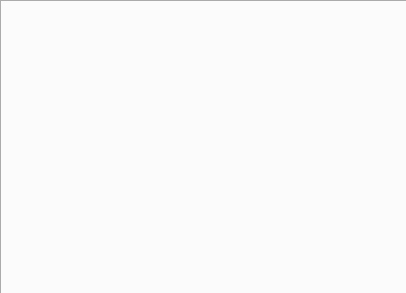
djeada/Lightpad, file App/prefrences.ui: the form before one commit.
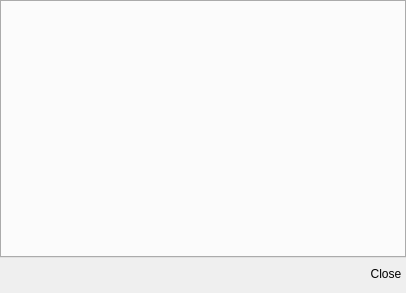
The form after the commit.

Commit message: improved prefrences dialog, added view tab

```diff
--- a/App/prefrences.ui
+++ b/App/prefrences.ui
@@ -13,19 +13,54 @@
   <property name="windowTitle">
    <string>Dialog</string>
   </property>
-  <widget class="QTabWidget" name="tabWidget">
-   <property name="geometry">
-    <rect>
-     <x>0</x>
-     <y>0</y>
-     <width>411</width>
-     <height>301</height>
-    </rect>
+  <layout class="QVBoxLayout" name="verticalLayout">
+   <property name="leftMargin">
+    <number>0</number>
    </property>
-   <property name="currentIndex">
-    <number>-1</number>
+   <property name="topMargin">
+    <number>0</number>
    </property>
-  </widget>
+   <property name="rightMargin">
+    <number>0</number>
+   </property>
+   <property name="bottomMargin">
+    <number>9</number>
+   </property>
+   <item>
+    <widget class="QTabWidget" name="tabWidget">
+     <property name="currentIndex">
+      <number>-1</number>
+     </property>
+    </widget>
+   </item>
+   <item>
+    <layout class="QHBoxLayout" name="horizontalLayout">
+     <item>
+      <spacer name="horizontalSpacer">
+       <property name="orientation">
+        <enum>Qt::Horizontal</enum>
+       </property>
+       <property name="sizeHint" stdset="0">
+        <size>
+         <width>40</width>
+         <height>20</height>
+        </size>
+       </property>
+      </spacer>
+     </item>
+     <item>
+      <widget class="QToolButton" name="toolButton">
+       <property name="styleSheet">
+        <string notr="true">border: none;</string>
+       </property>
+       <property name="text">
+        <string>Close</string>
+       </property>
+      </widget>
+     </item>
+    </layout>
+   </item>
+  </layout>
  </widget>
  <resources/>
  <connections/>
```
The commit also changes 7 other files.
